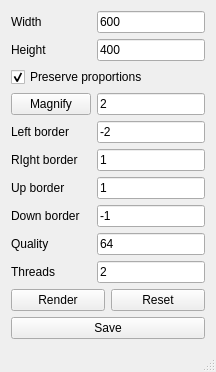
Above: cmandel/qbrot/mainwindow.ui from maksbotan/mandelgrid before the change. Below: the same form after it.
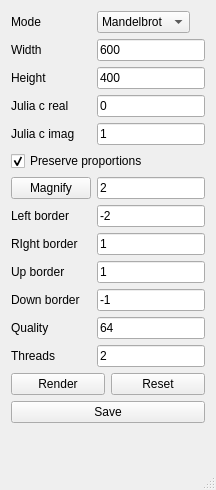
That is the form after the change.

Commit message: Add julia mode to qbrot

Patch:
```diff
--- a/cmandel/qbrot/mainwindow.ui
+++ b/cmandel/qbrot/mainwindow.ui
@@ -7,7 +7,7 @@
     <x>0</x>
     <y>0</y>
     <width>206</width>
-    <height>349</height>
+    <height>490</height>
    </rect>
   </property>
   <property name="windowTitle">
@@ -20,38 +20,41 @@
     </property>
     <item>
      <layout class="QFormLayout" name="formLayout">
+      <property name="fieldGrowthPolicy">
+       <enum>QFormLayout::ExpandingFieldsGrow</enum>
+      </property>
       <property name="labelAlignment">
        <set>Qt::AlignLeading|Qt::AlignLeft|Qt::AlignVCenter</set>
       </property>
-      <item row="0" column="0">
+      <item row="5" column="0">
        <widget class="QLabel" name="label">
         <property name="text">
          <string>Width</string>
         </property>
        </widget>
       </item>
-      <item row="0" column="1">
+      <item row="5" column="1">
        <widget class="QLineEdit" name="width">
         <property name="text">
          <string>600</string>
         </property>
        </widget>
       </item>
-      <item row="1" column="0">
+      <item row="6" column="0">
        <widget class="QLabel" name="label_2">
         <property name="text">
          <string>Height</string>
         </property>
        </widget>
       </item>
-      <item row="1" column="1">
+      <item row="6" column="1">
        <widget class="QLineEdit" name="height">
         <property name="text">
          <string>400</string>
         </property>
        </widget>
       </item>
-      <item row="2" column="0" colspan="2">
+      <item row="11" column="0" colspan="2">
        <widget class="QCheckBox" name="checkBox">
         <property name="text">
          <string>Preserve proportions</string>
@@ -61,77 +64,105 @@
         </property>
        </widget>
       </item>
-      <item row="4" column="0">
+      <item row="13" column="0">
+       <widget class="QPushButton" name="pushButton_4">
+        <property name="text">
+         <string>Magnify</string>
+        </property>
+       </widget>
+      </item>
+      <item row="13" column="1">
+       <widget class="QLineEdit" name="magnification">
+        <property name="text">
+         <string>2</string>
+        </property>
+       </widget>
+      </item>
+      <item row="14" column="0">
        <widget class="QLabel" name="label_3">
         <property name="text">
          <string>Left border</string>
         </property>
        </widget>
       </item>
-      <item row="4" column="1">
+      <item row="14" column="1">
        <widget class="QLineEdit" name="left">
         <property name="text">
          <string>-2</string>
         </property>
        </widget>
       </item>
-      <item row="5" column="0">
+      <item row="15" column="0">
        <widget class="QLabel" name="label_4">
         <property name="text">
          <string>RIght border</string>
         </property>
        </widget>
       </item>
-      <item row="5" column="1">
+      <item row="15" column="1">
        <widget class="QLineEdit" name="right">
         <property name="text">
          <string>1</string>
         </property>
        </widget>
       </item>
-      <item row="6" column="0">
+      <item row="16" column="0">
        <widget class="QLabel" name="label_5">
         <property name="text">
          <string>Up border</string>
         </property>
        </widget>
       </item>
-      <item row="6" column="1">
+      <item row="16" column="1">
        <widget class="QLineEdit" name="up">
         <property name="text">
          <string>1</string>
         </property>
        </widget>
       </item>
-      <item row="7" column="0">
+      <item row="17" column="0">
        <widget class="QLabel" name="label_6">
         <property name="text">
          <string>Down border</string>
         </property>
        </widget>
       </item>
-      <item row="7" column="1">
+      <item row="17" column="1">
        <widget class="QLineEdit" name="down">
         <property name="text">
          <string>-1</string>
         </property>
        </widget>
       </item>
-      <item row="8" column="0">
+      <item row="18" column="0">
        <widget class="QLabel" name="label_7">
         <property name="text">
          <string>Quality</string>
         </property>
        </widget>
       </item>
-      <item row="8" column="1">
+      <item row="18" column="1">
        <widget class="QLineEdit" name="quality">
         <property name="text">
          <string>64</string>
         </property>
        </widget>
       </item>
-      <item row="10" column="0" colspan="2">
+      <item row="19" column="0">
+       <widget class="QLabel" name="threadsLabel">
+        <property name="text">
+         <string>Threads</string>
+        </property>
+       </widget>
+      </item>
+      <item row="19" column="1">
+       <widget class="QLineEdit" name="threads">
+        <property name="text">
+         <string>2</string>
+        </property>
+       </widget>
+      </item>
+      <item row="20" column="0" colspan="2">
        <layout class="QHBoxLayout" name="horizontalLayout">
         <item>
          <widget class="QPushButton" name="pushButton">
@@ -161,38 +192,72 @@
         </item>
        </layout>
       </item>
-      <item row="12" column="0" colspan="2">
+      <item row="22" column="0" colspan="2">
        <widget class="QPushButton" name="pushButton_2">
         <property name="text">
          <string>Save</string>
         </property>
        </widget>
       </item>
-      <item row="3" column="0">
-       <widget class="QPushButton" name="pushButton_4">
+      <item row="2" column="0">
+       <widget class="QLabel" name="modeLabel">
         <property name="text">
-         <string>Magnify</string>
+         <string>Mode</string>
         </property>
        </widget>
       </item>
-      <item row="3" column="1">
-       <widget class="QLineEdit" name="magnification">
+      <item row="2" column="1">
+       <widget class="QComboBox" name="mode">
+        <item>
+         <property name="text">
+          <string>Mandelbrot</string>
+         </property>
+        </item>
+        <item>
+         <property name="text">
+          <string>Julia</string>
+         </property>
+        </item>
+       </widget>
+      </item>
+      <item row="8" column="1">
+       <widget class="QLineEdit" name="cx">
         <property name="text">
-         <string>2</string>
+         <string>0</string>
+        </property>
+       </widget>
+      </item>
+      <item row="8" column="0">
+       <widget class="QLabel" name="juliaCRealLabel">
+        <property name="text">
+         <string>Julia c real</string>
         </property>
        </widget>
       </item>
       <item row="9" column="0">
-       <widget class="QLabel" name="threadsLabel">
+       <widget class="QLabel" name="juliaCImagLabel">
         <property name="text">
-         <string>Threads</string>
+         <string>Julia c imag</string>
         </property>
        </widget>
       </item>
       <item row="9" column="1">
-       <widget class="QLineEdit" name="threads">
+       <widget class="QLineEdit" name="cy">
         <property name="text">
-         <string>2</string>
+         <string>1</string>
+        </property>
+       </widget>
+      </item>
+      <item row="23" column="0" colspan="2">
+       <widget class="QLabel" name="stats">
+        <property name="sizePolicy">
+         <sizepolicy hsizetype="Preferred" vsizetype="Fixed">
+          <horstretch>0</horstretch>
+          <verstretch>0</verstretch>
+         </sizepolicy>
+        </property>
+        <property name="text">
+         <string/>
         </property>
        </widget>
       </item>
```
Left out of the diff: 45 changed lines with no effect on the pictures. The commit also changes 4 other files.
